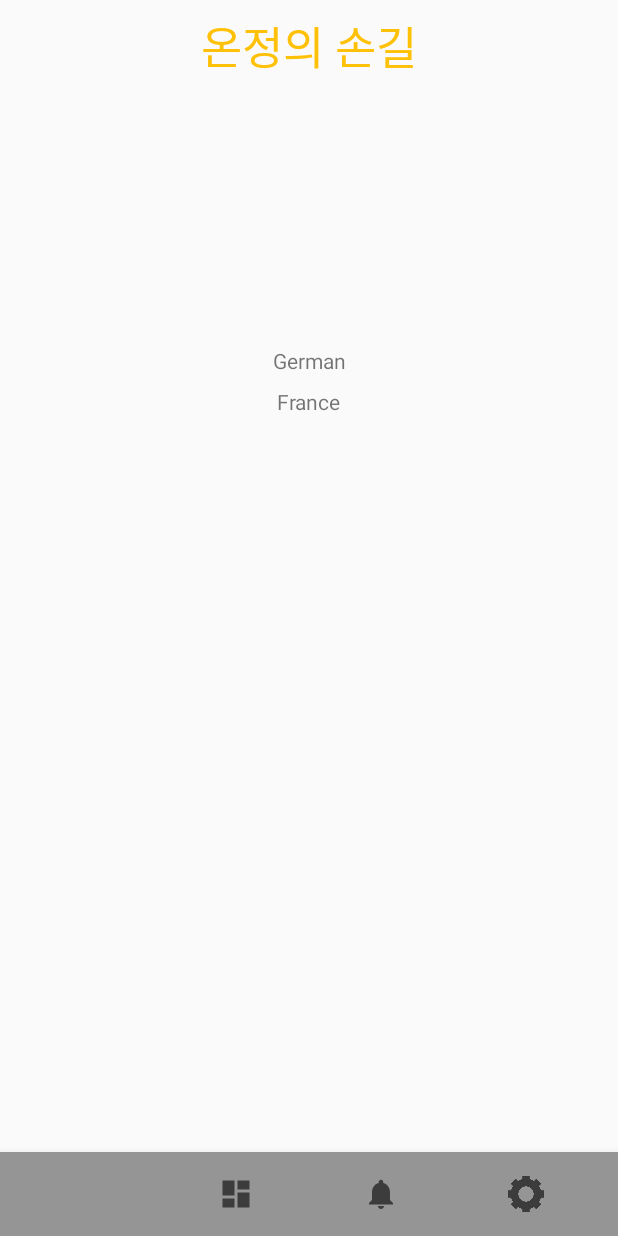
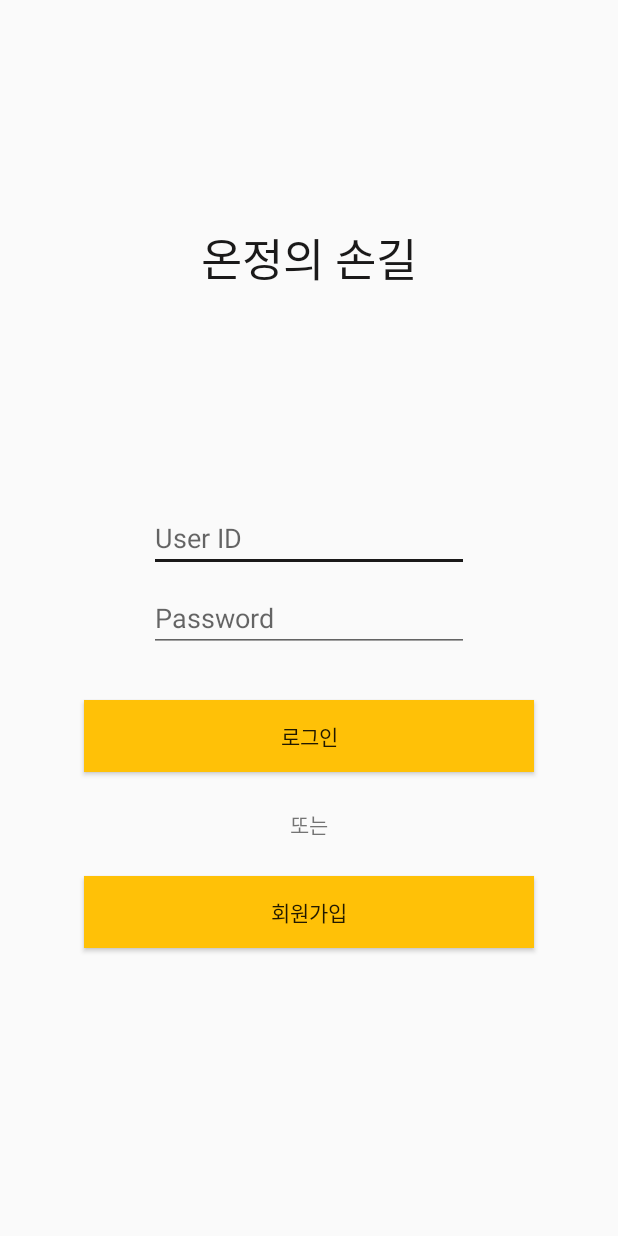
Before and after one commit to hyuna919/travelhelp_clone, an Android app: the screen it shows after launch (MainActivity before the commit, LoginActivity after it), on a phone screen of 412 x 824 dp. Run offline under Robolectric (Android 15) with nearby library versions, the phone set to English and light mode, and no system bars.

Commit message:
로그인기능 구현중

```diff
--- /dev/null
+++ b/app/src/main/java/com/example/travel_help/Activity/LoginActivity.kt
@@ -0,0 +1,45 @@
+package com.example.travel_help.Activity
+
+import android.content.Intent
+import android.os.Bundle
+import android.view.View
+import androidx.appcompat.app.AppCompatActivity
+import com.example.travel_help.DataClass.DataClassAccount
+import com.example.travel_help.R
+import kotlinx.android.synthetic.main.login.*
+
+class LoginActivity :AppCompatActivity(){
+    private val SIGNUP_CODE = 100
+
+    var accounts=arrayListOf<DataClassAccount>(
+        DataClassAccount("root","1234"),
+        DataClassAccount("guest","5678")
+    )
+
+    override fun onCreate(savedInstanceState: Bundle?) {
+        super.onCreate(savedInstanceState)
+        setContentView(R.layout.login)
+
+
+        //로그인 버튼
+        bt_login.setOnClickListener(View.OnClickListener {
+            var id = put_id.text.toString()
+            var pw = put_pw.text.toString()
+
+            for((i,account) in accounts.withIndex()){
+                if(true){
+
+                }
+            }
+
+        })
+
+        //회원가입 버튼
+        bt_signup.setOnClickListener(View.OnClickListener {
+            var intent = Intent(this, SignupActivity::class.java)
+            //intent.putExtra("id",id)
+            //intent.putExtra("pw",pw)
+            startActivityForResult(intent,SIGNUP_CODE)
+        })
+    }
+}
--- /dev/null
+++ b/app/src/main/java/com/example/travel_help/DataClass/DataClassAccount.kt
@@ -0,0 +1,30 @@
+package com.example.travel_help.DataClass
+
+import android.os.Parcel
+import android.os.Parcelable
+
+class DataClassAccount(id:String, pw:String):Parcelable{
+    constructor(parcel: Parcel) : this(
+        TODO("id"),
+        TODO("pw")
+    ) {
+    }
+
+    override fun writeToParcel(parcel: Parcel, flags: Int) {
+
+    }
+
+    override fun describeContents(): Int {
+        return 0
+    }
+
+    companion object CREATOR : Parcelable.Creator<DataClassAccount> {
+        override fun createFromParcel(parcel: Parcel): DataClassAccount {
+            return DataClassAccount(parcel)
+        }
+
+        override fun newArray(size: Int): Array<DataClassAccount?> {
+            return arrayOfNulls(size)
+        }
+    }
+}
--- a/app/src/main/res/layout/login.xml
+++ b/app/src/main/res/layout/login.xml
@@ -5,7 +5,7 @@
         xmlns:tools="http://schemas.android.com/tools"
         android:layout_width="match_parent"
         android:layout_height="match_parent"
-        tools:context=".Activity.SignupActivity" >
+        tools:context=".Activity.LoginActivity" >
 
     <TextView
             android:id="@+id/title"
@@ -35,24 +35,25 @@
             app:layout_constraintBottom_toTopOf="@+id/put_pw" app:layout_constraintEnd_toEndOf="parent"
             app:layout_constraintStart_toStartOf="parent"/>
     <EditText
+            android:id="@+id/put_pw"
             android:layout_width="wrap_content"
             android:layout_height="wrap_content"
             android:inputType="textPassword"
             android:ems="10"
             app:layout_constraintLeft_toLeftOf="parent"
-            app:layout_constraintRight_toRightOf="parent" android:id="@+id/put_pw"
+            app:layout_constraintRight_toRightOf="parent"
             android:hint="Password" android:layout_marginTop="8dp"
             app:layout_constraintEnd_toEndOf="parent"
             app:layout_constraintStart_toStartOf="parent"
             app:layout_constraintTop_toTopOf="parent" android:layout_marginBottom="8dp"
             app:layout_constraintBottom_toBottomOf="parent"/>
     <Button
-            android:text="Button"
+            android:id="@+id/bt_login"
+            android:text="로그인"
             android:layout_width="wrap_content"
             android:layout_height="wrap_content"
             app:layout_constraintLeft_toLeftOf="parent"
             app:layout_constraintRight_toRightOf="parent"
-            android:id="@+id/bt_login"
             app:layout_constraintWidth_percent="1"
             app:layout_constraintEnd_toEndOf="parent" app:layout_constraintStart_toStartOf="parent"
             android:background="@color/colorYellow" android:width="300dp" android:layout_marginTop="32dp"
@@ -70,12 +71,12 @@
             android:layout_marginTop="24dp" app:layout_constraintTop_toBottomOf="@+id/bt_login"/>
 
     <Button
+            android:id="@+id/bt_signup"
             android:text="회원가입"
             android:layout_width="wrap_content"
             android:layout_height="wrap_content"
             app:layout_constraintLeft_toLeftOf="parent"
             app:layout_constraintRight_toRightOf="parent"
-            android:id="@+id/bt_signup"
             app:layout_constraintEnd_toEndOf="parent"
             app:layout_constraintStart_toStartOf="parent"
             android:background="@color/colorYellow" android:width="300dp"
```
Also changed, not shown: app/src/main/AndroidManifest.xml (+7 -4 lines).
